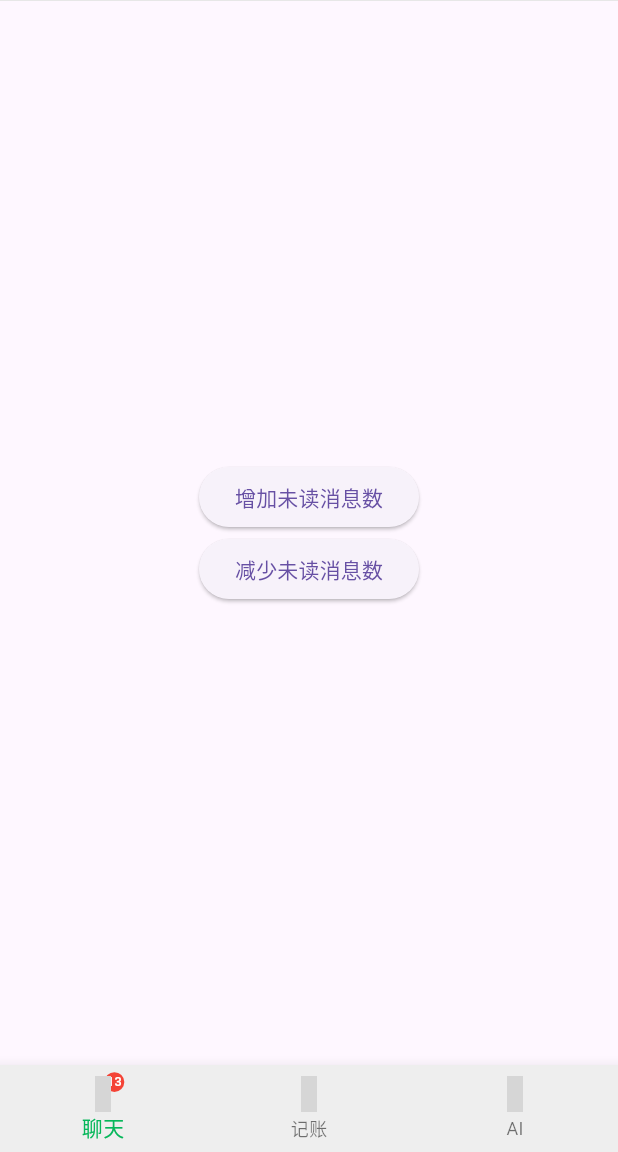
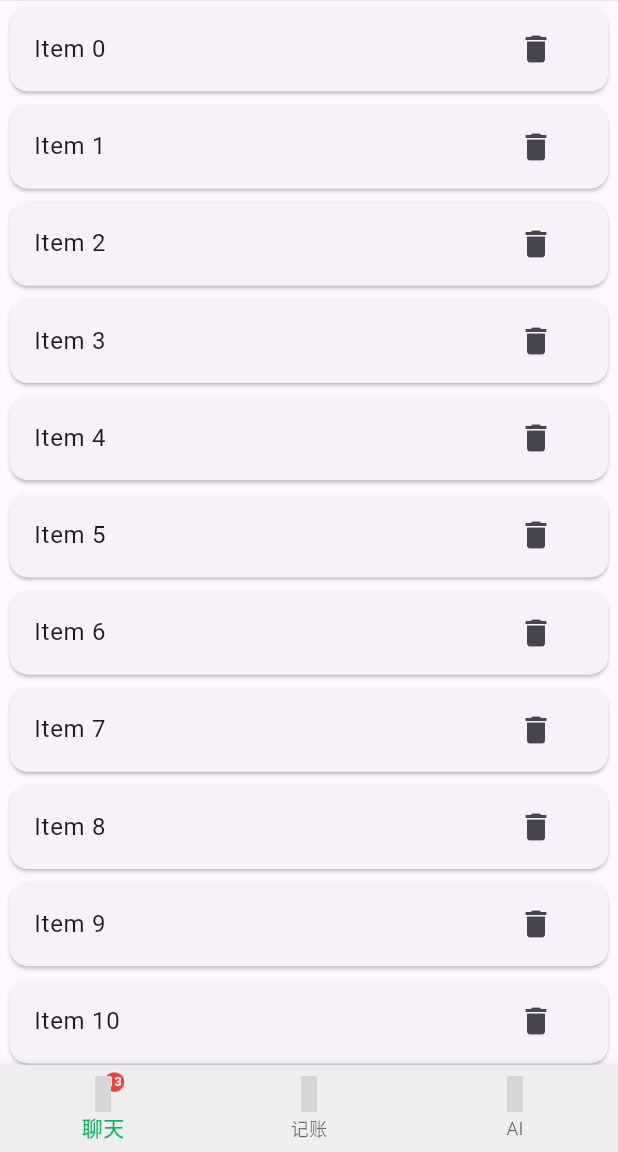
Before and after one commit to hjxool/chatApp, a Flutter app: the screen it shows after launch, on a phone screen of 412 x 824 dp, the part 84-1236 px from its top. Run offline on Flutter 3.47's test engine with Material 3 defaults, Android fonts, the light colour scheme and no system bars; our stand-ins replace flutter_riverpod, material_symbols_icons; grey boxes are pictures that could not be loaded.

Commit message:
列表动画待补充

```diff
--- a/lib/View/pages/MainPage.dart
+++ b/lib/View/pages/MainPage.dart
@@ -16,11 +16,19 @@ class MainPage extends ConsumerStatefulWidget {
 class _MainPageState extends ConsumerState<MainPage> {
   int _currentIndex = 0;
   // 对应页面
-  final List<Widget> _pages = [
-    CusList(),
-    Placeholder(color: Colors.green),
-    Placeholder(color: Colors.yellow),
-  ];
+  Widget _pages(int index) {
+    switch (index) {
+      case 0:
+        return CusList(listData: List.generate(20, (index) => 'Item $index'));
+      case 1:
+        return Placeholder(color: Colors.yellow);
+      case 2:
+        return Placeholder(color: Colors.blue);
+      default:
+        return Text('页面不存在');
+    }
+  }
+
   // 导航栏
   // 因为只能在build内定义或使用因此要用函数
   List<BottomNavigationBarItem> _bottomNavItems() {
@@ -62,7 +70,7 @@ class _MainPageState extends ConsumerState<MainPage> {
         ),
         backgroundColor: Colors.grey[200],
       ),
-      body: _pages[_currentIndex],
+      body: _pages(_currentIndex),
       bottomNavigationBar: BottomNavigationBar(
         currentIndex: _currentIndex,
         onTap: (value) {
--- a/lib/View/widgets/CusList.dart
+++ b/lib/View/widgets/CusList.dart
@@ -1,28 +1,95 @@
 import 'package:flutter/material.dart';
-import 'package:flutter_riverpod/flutter_riverpod.dart';
-import '../../Providers/globalConfig.dart';
+import '../../Utils/rpx.dart';
 
-class CusList extends ConsumerWidget {
-  const CusList({super.key});
+class CusList extends StatefulWidget {
+  final List<String> listData;
+
+  const CusList({super.key, required this.listData});
 
   @override
-  Widget build(BuildContext context, WidgetRef ref) {
-    final unreadNum = ref.read(unreadMessageNum.notifier);
+  State<CusList> createState() => _CusListState();
+}
 
-    return Center(
-      child: Column(
-        mainAxisAlignment: MainAxisAlignment.center,
-        children: [
-          ElevatedButton(
-            onPressed: () => unreadNum.state++,
-            child: Text('增加未读消息数'),
+class _CusListState extends State<CusList> {
+  // 获取 AnimatedList 的状态对象 一个widget的state相当于控制器
+  final GlobalKey<AnimatedListState> _listKey = GlobalKey<AnimatedListState>();
+  final List<String> _items = [];
+
+  @override
+  void initState() {
+    super.initState();
+    _addItems();
+  }
+
+  // 依次添加项目及动画
+  void _addItems() async {
+    for (int i = 0; i < widget.listData.length; i++) {
+      // 添加暂停 使得每一项错落插入
+      await Future.delayed(const Duration(milliseconds: 300));
+      // 操作数据 插入数组元素 使用insert而非add 是因为要控制动画对应的元素
+      _items.insert(i, widget.listData[i]);
+      // AnimatedList 的 itemBuilder 必须配合 insertItem 才会传入 animation 参数
+      _listKey.currentState?.insertItem(i);
+    }
+  }
+
+  // 移除列表项及动画
+  void _removeItem(int index) {
+    final removeItem = _items.removeAt(index);
+    // 删除时不会调用 itemBuilder 必须自己提供
+    // removeItem 最好放到删除后 因为 builder 需要一个“被删除的 item”来渲染动画 因此要保存下删除项
+    _listKey.currentState?.removeItem(
+      index,
+      (context, animation) =>
+          _buildItem(animation: animation, item: removeItem, isAdd: false),
+      duration: const Duration(milliseconds: 6000),
+    );
+  }
+
+  // 构建列表每一项的内容和动画
+  Widget _buildItem({
+    bool isAdd = true,
+    required Animation<double> animation,
+    required String item,
+  }) {
+    final offsetTween = isAdd
+        ? Tween<Offset>(begin: const Offset(1, 0), end: Offset.zero) // 添加 从右侧滑入
+        // 这里有个大坑 删除时 Animation 进度是从1到0！因此begin和end要反过来 才是向左滑出
+        : Tween<Offset>(begin: Offset(-1, 0), end: Offset.zero); // 删除 向左侧滑出
+    return SlideTransition(
+      key: ValueKey(item), // 用于区分不同的item
+      // 平移动画 Animation用来控制进度
+      position: animation.drive(
+        // Tween相当于计算进度公式
+        offsetTween,
+      ),
+      child: FadeTransition(
+        opacity: animation,
+        child: Card(
+          margin: EdgeInsets.symmetric(vertical: 8.rpx, horizontal: 12.rpx),
+          child: ListTile(
+            title: Text(item),
+            trailing: IconButton(
+              onPressed: () {
+                final index = _items.indexOf(item);
+                if (index >= 0) _removeItem(index);
+              },
+              icon: Icon(Icons.delete),
+            ),
           ),
-          ElevatedButton(
-            onPressed: () => unreadNum.state--,
-            child: Text('减少未读消息数'),
-          ),
-        ],
+        ),
       ),
     );
   }
+
+  @override
+  Widget build(BuildContext context) {
+    return AnimatedList(
+      key: _listKey, // 由该key访问AnimatedListState来控制动画
+      initialItemCount: _items.length,
+      itemBuilder: (context, index, animation) {
+        return _buildItem(animation: animation, item: _items[index]);
+      },
+    );
+  }
 }
```
Also changed, not shown: pubspec.lock.
